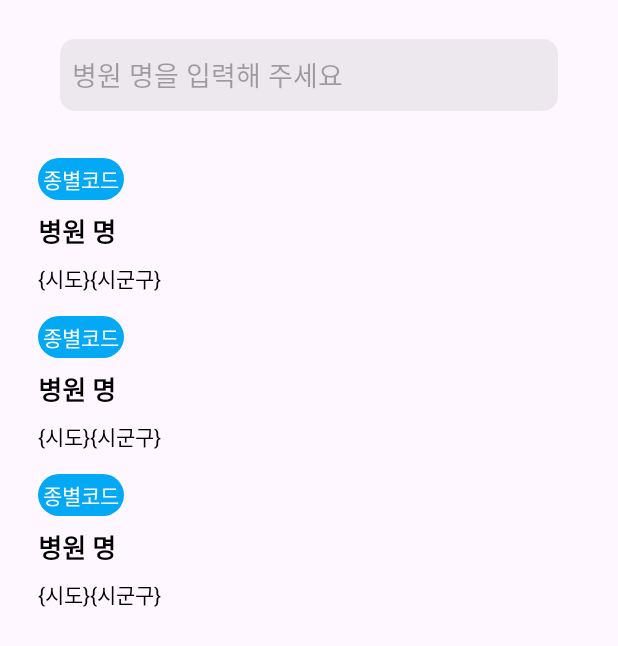
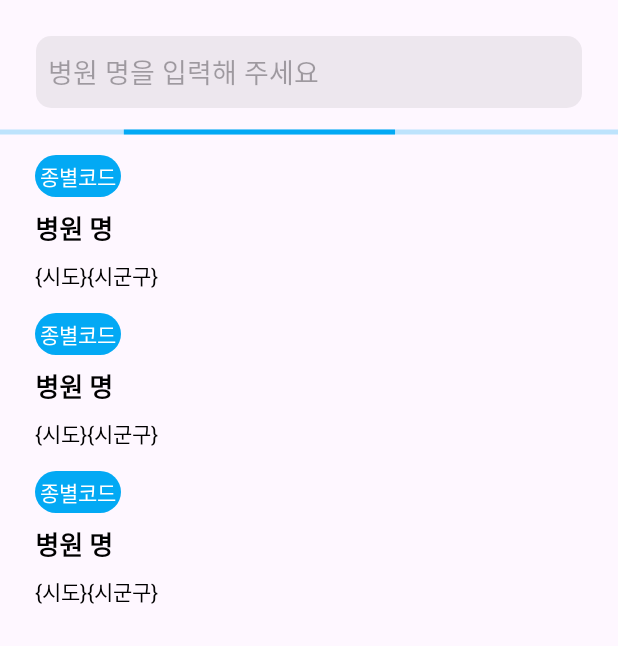
Before and after one commit to urlaubsreif-sumin/hospital-search, an Android app: the layout fragment_search.xml on its own in the app's theme, with its tools: preview values and no code run, on a phone screen of 412 x 824 dp. Shown: the top 646 px of the screen. Run offline under Robolectric (Android 15) with nearby library versions, the phone set to English and light mode, and no system bars.

Commit message:
Horizontal ProgressBar 적용

```diff
--- a/feature/search/src/main/res/layout/fragment_search.xml
+++ b/feature/search/src/main/res/layout/fragment_search.xml
@@ -12,22 +12,20 @@
 
     <androidx.constraintlayout.widget.ConstraintLayout
         android:layout_width="match_parent"
-        android:layout_height="match_parent"
-        android:padding="18dp">
+        android:layout_height="match_parent">
 
 
         <androidx.appcompat.widget.Toolbar
             android:id="@+id/tool_bar"
             android:layout_width="match_parent"
             android:layout_height="?attr/actionBarSize"
+            android:layout_margin="16dp"
             app:contentInsetStart="0dp"
             app:layout_constraintTop_toTopOf="parent">
 
             <androidx.constraintlayout.widget.ConstraintLayout
                 android:layout_width="match_parent"
-                android:layout_height="match_parent"
-                android:paddingStart="14dp"
-                android:paddingEnd="14dp">
+                android:layout_height="match_parent">
 
                 <androidx.appcompat.widget.SearchView
                     android:id="@+id/search_view"
@@ -51,11 +49,23 @@
             android:id="@+id/rv_hospital_list"
             android:layout_width="match_parent"
             android:layout_height="0dp"
-            android:layout_marginTop="16dp"
+            android:layout_margin="16dp"
             tools:listitem="@layout/item_hospital"
             app:layout_constraintTop_toBottomOf="@id/tool_bar"
             app:layout_constraintBottom_toBottomOf="parent"/>
 
+        <ProgressBar
+            style="?android:attr/progressBarStyleHorizontal"
+            android:id="@+id/progress_bar"
+            android:layout_width="match_parent"
+            android:layout_height="wrap_content"
+            android:indeterminate="true"
+            android:indeterminateTint="#03A9F4"
+            app:layout_constraintEnd_toEndOf="parent"
+            app:layout_constraintStart_toStartOf="parent"
+            app:layout_constraintTop_toBottomOf="@id/tool_bar" />
+
+
     </androidx.constraintlayout.widget.ConstraintLayout>
 
 </layout>
```
Also changed, not shown: feature/search/src/main/java/com/sumin/feature/search/HospitalItemUiState.kt (added, +9 -0 lines), feature/search/src/main/java/com/sumin/feature/search/HospitalListUiState.kt (deleted, +0 -17 lines), feature/search/src/main/java/com/sumin/feature/search/SearchFragment.kt (+8 -4 lines), feature/search/src/main/java/com/sumin/feature/search/SearchFragmentViewModel.kt (+2 -19 lines).
